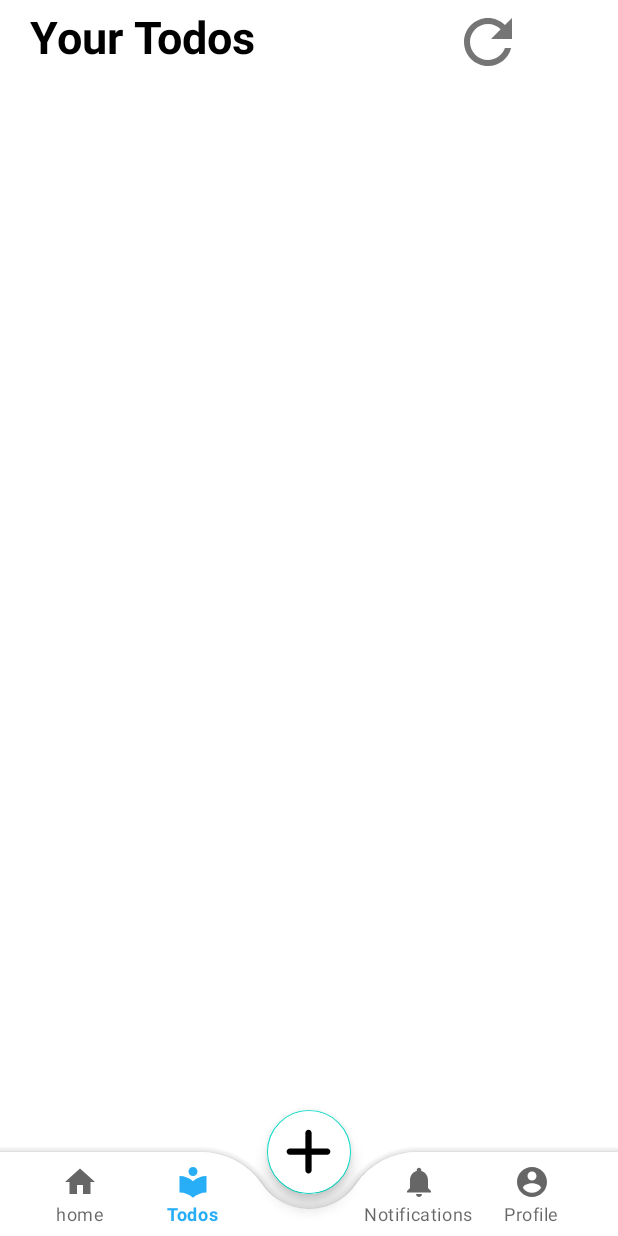
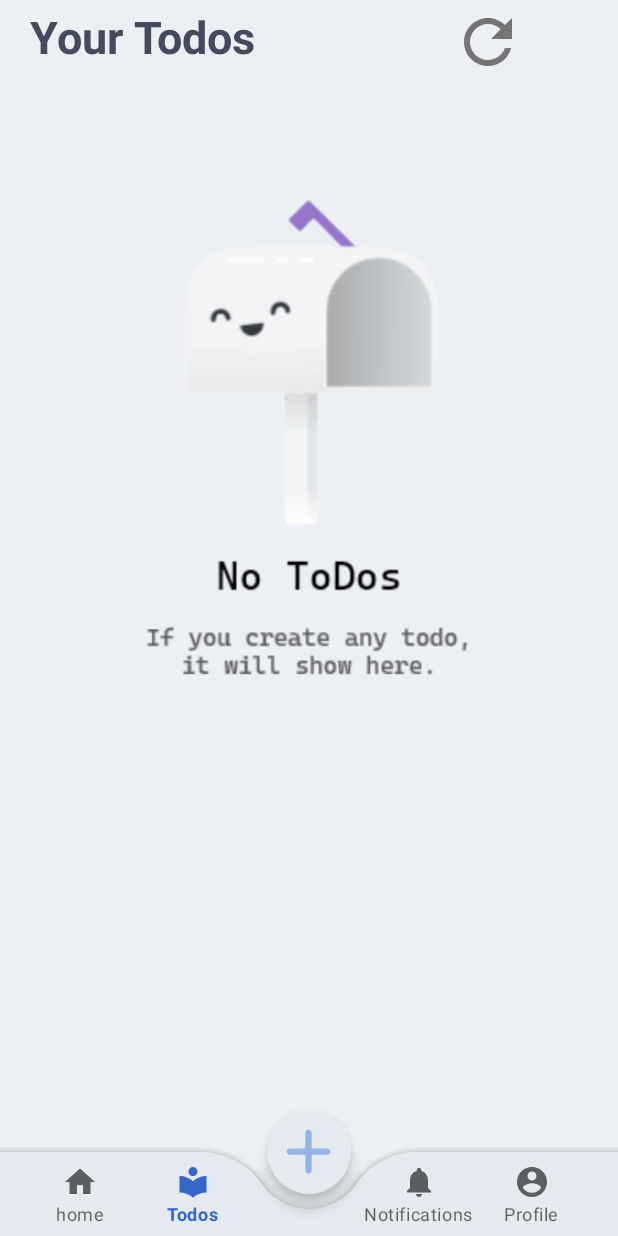
Before and after one commit to ETS-Android3/eidetic, an Android app: the MainActivity screen opened directly, with no data from a screen before it, on a phone screen of 412 x 824 dp. Run offline under Robolectric (Android 15) with nearby library versions, the phone set to English and light mode, and no system bars; our stand-ins replace Picasso; libraries missing offline, so code that uses them is left out: com.mikhaellopez.circularimageview.

Commit message:
updated app

```diff
--- a/app/src/main/java/com/example/todo_app/MainActivity.java
+++ b/app/src/main/java/com/example/todo_app/MainActivity.java
@@ -6,6 +6,7 @@ import androidx.appcompat.app.AppCompatActivity;
 import androidx.fragment.app.Fragment;
 import androidx.fragment.app.FragmentTransaction;
 
+import android.app.DatePickerDialog;
 import android.content.Context;
 import android.os.Build;
 import android.os.Bundle;
@@ -23,6 +24,7 @@ import com.google.android.material.bottomsheet.BottomSheetDialog;
 import com.google.android.material.floatingactionbutton.FloatingActionButton;
 
 import java.util.ArrayList;
+import java.util.Calendar;
 import java.util.List;
 
 
@@ -99,6 +101,7 @@ public class MainActivity extends AppCompatActivity {
 
         DB = new DatabaseHelper(thiscontext);
 
+
         Button save = bottomSheetDialog.findViewById(R.id.newtaskbtn);
         save.setOnClickListener(new View.OnClickListener() {
             @RequiresApi(api = Build.VERSION_CODES.N)
@@ -117,6 +120,7 @@ public class MainActivity extends AppCompatActivity {
 
                         SecondFragment todostab = new SecondFragment();
                         loadFragment(todostab);
+                        bottomSheetDialog.cancel();
 
                     } else {
                         Toast.makeText(MainActivity.this, "entry not inserted", Toast.LENGTH_SHORT).show();
--- a/app/src/main/res/drawable/top_border.xml
+++ b/app/src/main/res/drawable/top_border.xml
@@ -4,5 +4,5 @@
 
     <stroke
         android:width="5dp"
-        android:color="#27AEF6" />
+        android:color="?attr/colorPrimaryVariant" />
 </shape>
--- a/app/src/main/res/layout/activity_main.xml
+++ b/app/src/main/res/layout/activity_main.xml
@@ -5,6 +5,7 @@
     xmlns:tools="http://schemas.android.com/tools"
     android:layout_width="match_parent"
     android:layout_height="match_parent"
+    android:background="?attr/colorOnPrimary"
     tools:context=".MainActivity">
 
     <FrameLayout
@@ -15,6 +16,7 @@
         app:layout_constraintEnd_toEndOf="parent"
         app:layout_constraintHorizontal_bias="0.5"
         app:layout_constraintStart_toStartOf="parent"
+        android:background="@android:color/transparent"
         app:layout_constraintTop_toTopOf="parent" />
 
 
@@ -25,6 +27,7 @@
         android:layout_height="wrap_content"
         android:layout_gravity="bottom"
         android:background="@drawable/top_border"
+        android:backgroundTint="?attr/colorSecondary"
         app:fabCradleMargin="10dp"
         app:fabCradleRoundedCornerRadius="50dp"
         app:hideOnScroll="true">
@@ -46,8 +49,8 @@
         android:id="@+id/addtaskbtn"
         android:layout_width="wrap_content"
         android:layout_height="wrap_content"
-        android:backgroundTint="@color/white"
         android:src="@drawable/ic_add"
+        android:backgroundTint="?attr/colorSecondary"
         app:layout_anchor="@id/bottomAppBar"
         app:maxImageSize="50dp"
         tools:ignore="SpeakableTextPresentCheck" />
--- a/app/src/main/res/layout/activity_splash.xml
+++ b/app/src/main/res/layout/activity_splash.xml
@@ -4,7 +4,7 @@
     xmlns:tools="http://schemas.android.com/tools"
     android:layout_width="match_parent"
     android:layout_height="match_parent"
-    android:background="@color/blue">
+    android:background="?attr/colorPrimaryVariant">
     <ImageView
         android:layout_width="200dp"
         android:layout_height="200dp"
--- a/app/src/main/res/layout/fragment_second.xml
+++ b/app/src/main/res/layout/fragment_second.xml
@@ -1,18 +1,18 @@
 <?xml version="1.0" encoding="utf-8"?>
 
 
-<RelativeLayout xmlns:app="http://schemas.android.com/apk/res-auto"
+<RelativeLayout xmlns:android="http://schemas.android.com/apk/res/android"
+    xmlns:app="http://schemas.android.com/apk/res-auto"
     xmlns:tools="http://schemas.android.com/tools"
-    xmlns:android="http://schemas.android.com/apk/res/android"
-    android:layout_height="wrap_content"
-    android:layout_width="match_parent">
+    android:layout_width="match_parent"
+    android:layout_height="wrap_content">
 
 
     <TextView
         android:id="@+id/textView3"
+        android:layout_width="207dp"
         android:layout_height="45dp"
         android:layout_marginTop="4dp"
-        android:layout_width="207dp"
         android:paddingLeft="20dp"
         android:text="Your Todos"
         android:textSize="30sp"
@@ -42,25 +42,7 @@
         app:layout_constraintTop_toTopOf="parent"
         tools:ignore="SpeakableTextPresentCheck" />
 
-    <ImageButton
-        android:id="@+id/deletechecked"
-        style="?android:attr/borderlessButtonStyle"
-        android:layout_width="48dp"
-        android:layout_height="48dp"
-        android:layout_marginStart="40dp"
-        android:layout_marginTop="4dp"
-        android:layout_toEndOf="@+id/textView3"
-        android:background="@android:color/transparent"
-        android:scaleType="fitXY"
-        android:src="@drawable/ic_delete2"
-        android:textColor="#808080"
-        android:textSize="50sp"
-        android:visibility="invisible"
-        app:layout_constraintEnd_toEndOf="parent"
-        app:layout_constraintHorizontal_bias="0.808"
-        app:layout_constraintStart_toEndOf="@+id/textView3"
-        app:layout_constraintTop_toTopOf="parent"
-        tools:ignore="SpeakableTextPresentCheck" />
+
 
     <androidx.recyclerview.widget.RecyclerView
         android:id="@+id/taskRecyclerview"
@@ -68,10 +50,18 @@
         android:layout_height="wrap_content"
         android:layout_below="@+id/textView3"
         android:layout_marginTop="57dp"
+        android:nestedScrollingEnabled="true"
         android:paddingBottom="50dp"
-        app:layoutManager="androidx.recyclerview.widget.LinearLayoutManager"
-        android:nestedScrollingEnabled="true">
+        app:layoutManager="androidx.recyclerview.widget.LinearLayoutManager">
 
     </androidx.recyclerview.widget.RecyclerView>
 
+    <ImageView
+        android:id="@+id/emptypage"
+        android:layout_width="300dp"
+        android:layout_height="400dp"
+        android:src="@drawable/emptypage"
+        android:layout_centerInParent="true"
+        android:layout_marginTop="200dp" />
+
 </RelativeLayout>
--- a/app/src/main/res/layout/loginactivity.xml
+++ b/app/src/main/res/layout/loginactivity.xml
@@ -4,6 +4,7 @@
     xmlns:tools="http://schemas.android.com/tools"
     android:layout_width="match_parent"
     android:layout_height="match_parent"
+    android:background="?attr/colorOnPrimary"
     tools:context=".LoginActivity">
 
     <Button
--- /dev/null
+++ b/app/src/main/res/values-night-v23/themes.xml
@@ -0,0 +1,20 @@
+<?xml version="1.0" encoding="utf-8"?>
+<resources>
+
+    <style name="Theme.Todo_app" parent="Theme.MaterialComponents.DayNight.NoActionBar">
+        <!-- Primary brand color. -->
+        <item name="colorPrimary">#3667C8</item>
+        <item name="colorPrimaryVariant">#324771</item>
+        <item name="colorOnPrimary">#262B35</item>
+
+        <!-- Secondary brand color. -->
+        <item name="colorSecondary">#3B4252</item>
+        <item name="colorSecondaryVariant">#434C5E</item>
+        <item name="colorOnSecondary">#79869F</item>
+        <item name="android:textColor">@color/white</item>
+        <!-- Status bar color. -->
+        <item name="android:statusBarColor">#262B35</item>
+        <item name="android:windowLightStatusBar">false</item>
+        <!-- Customize your theme here. -->
+    </style>
+</resources>
--- a/app/src/main/res/values-night/themes.xml
+++ b/app/src/main/res/values-night/themes.xml
@@ -9,10 +9,11 @@
         <!-- Secondary brand color. -->
         <item name="colorSecondary">@color/teal_200</item>
         <item name="colorSecondaryVariant">@color/teal_200</item>
-        <item name="colorOnSecondary">@color/black</item>
+        <item name="colorOnSecondary">#9C2323</item>
         <item name="android:textColor">@color/white</item>
         <!-- Status bar color. -->
-        <item name="android:statusBarColor" tools:targetApi="l">@color/blue</item>
+        <item name="android:statusBarColor" >@color/black</item>
+        <item name="android:windowLightStatusBar">true</item>
         <!-- Customize your theme here. -->
     </style>
 </resources>
--- /dev/null
+++ b/app/src/main/res/values-v23/themes.xml
@@ -0,0 +1,19 @@
+<?xml version="1.0" encoding="utf-8"?>
+<resources>
+
+    <style name="Theme.Todo_app" parent="Theme.MaterialComponents.DayNight.NoActionBar">
+        <!-- Primary brand color. -->
+        <item name="colorPrimary">#3667C8</item>
+        <item name="colorPrimaryVariant">#324771</item>
+        <item name="colorOnPrimary">#ECEFF4</item>
+        <!-- Secondary brand color. -->
+        <item name="colorSecondary">#E5E9F0</item>
+        <item name="colorSecondaryVariant">#D8DEE9</item>
+        <item name="colorOnSecondary">#96B1E3</item>
+        <item name="android:textColor">#434B5C</item>
+        <!-- Status bar color. -->
+        <item name="android:statusBarColor" >#ECEFF4</item>
+        <item name="android:windowLightStatusBar">true</item>
+        <!-- Customize your theme here. -->
+    </style>
+</resources>
--- a/app/src/main/res/values/themes.xml
+++ b/app/src/main/res/values/themes.xml
@@ -11,7 +11,8 @@
         <item name="colorOnSecondary">@color/black</item>
         <item name="android:textColor">@color/black</item>
         <!-- Status bar color. -->
-        <item name="android:statusBarColor" tools:targetApi="l">@color/blue</item>
+        <item name="android:statusBarColor" tools:targetApi="l">@color/white</item>
+        <item name="android:windowLightStatusBar" tools:targetApi="l">true</item>
         <!-- Customize your theme here. -->
     </style>
 </resources>
--- a/build.gradle
+++ b/build.gradle
@@ -5,7 +5,7 @@ buildscript {
         mavenCentral()
     }
     dependencies {
-        classpath "com.android.tools.build:gradle:7.0.3"
+        classpath 'com.android.tools.build:gradle:7.1.1'
         classpath 'com.google.gms:google-services:4.3.10'
 
         // NOTE: Do not place your application dependencies here; they belong
```
Also changed, not shown: app/src/main/java/com/example/todo_app/Adapter/ToDoAdapter.java (+54 -3 lines), app/src/main/java/com/example/todo_app/RecyclerItemTouchHelper.java (+17 -8 lines), app/src/main/java/com/example/todo_app/SecondFragment.java (+4 -17 lines), app/src/main/java/com/example/todo_app/Utils/DatabaseHelper.java (+26 -3 lines), app/src/main/res/drawable-v24/border_right.xml (added, +13 -0 lines), app/src/main/res/layout/new_task.xml (+15 -2 lines), app/src/main/res/layout/tast_layout.xml (+10 -5 lines), app/src/main/res/drawable-v24/emptypage.png (added), gradle/wrapper/gradle-wrapper.properties.
